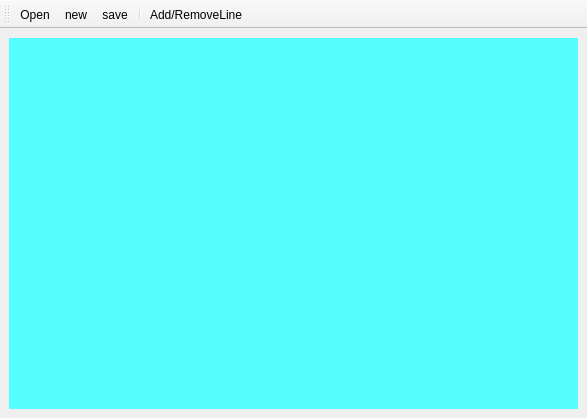
david-westreicher/alcazar, file gui/gui.ui: the form before one commit.
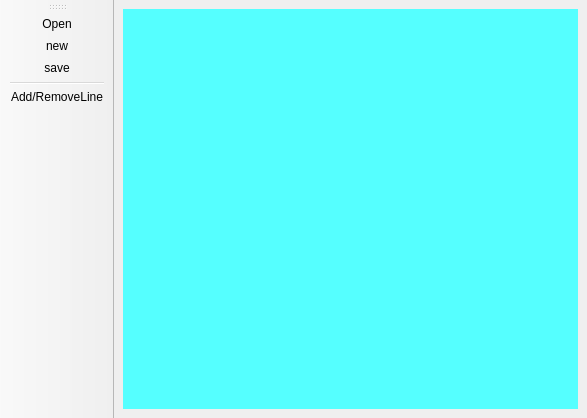
The form after the commit. Icons and pictures are not drawn.

Commit message: update readme, gui tooltips

The edit to the form file:
```diff
--- a/gui/gui.ui
+++ b/gui/gui.ui
@@ -43,7 +43,7 @@
     <string>toolBar</string>
    </property>
    <attribute name="toolBarArea">
-    <enum>TopToolBarArea</enum>
+    <enum>LeftToolBarArea</enum>
    </attribute>
    <attribute name="toolBarBreak">
     <bool>false</bool>
```
Left out of the diff: 10 changed lines with no effect on the pictures. The commit also changes 1 other file.
